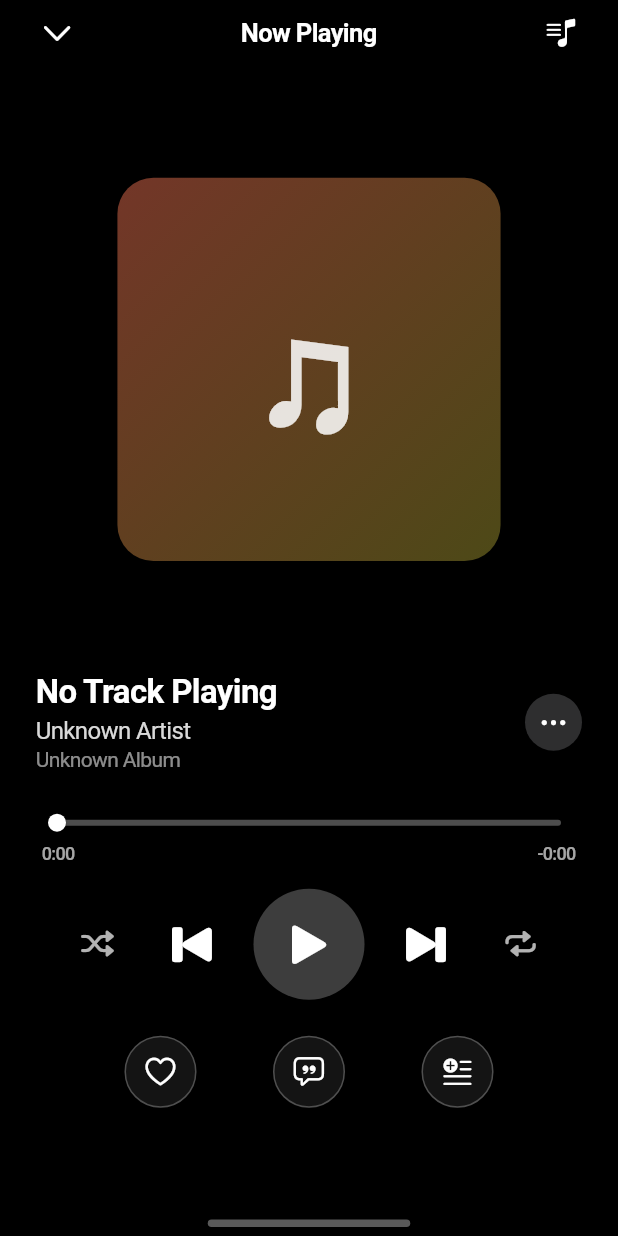
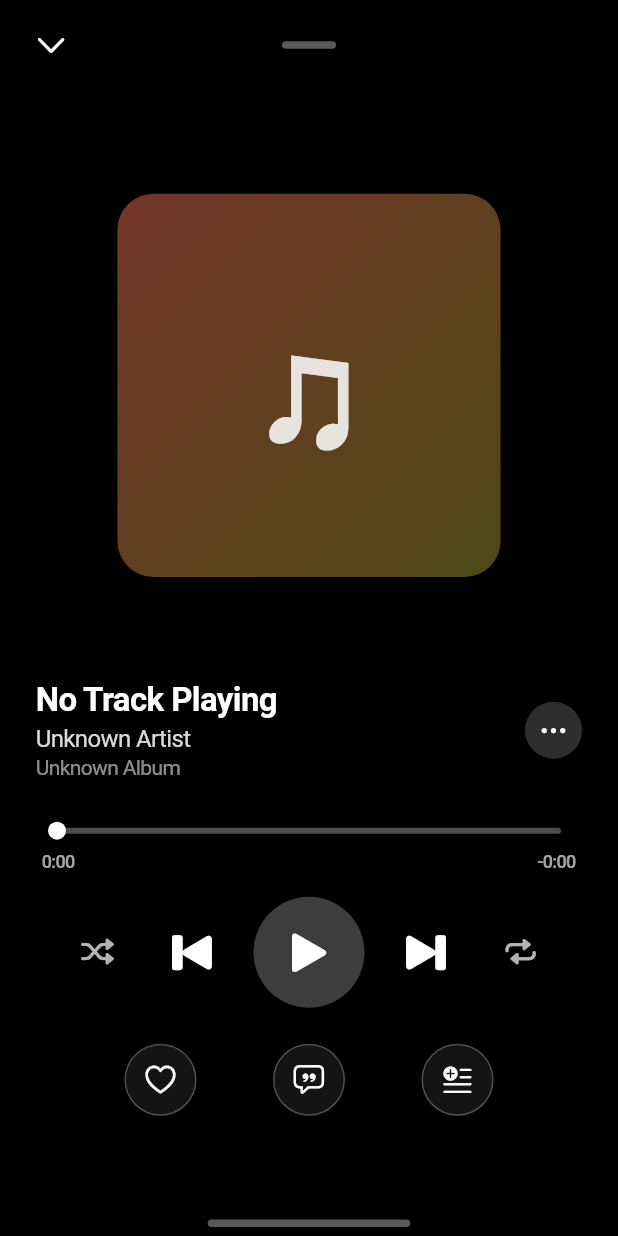
Before and after one commit to blackpirateapps/musii, a Flutter app: the NowPlayingPage screen opened by its route, on a phone screen of 412 x 824 dp. Run offline on Flutter 3.47's test engine with Material 3 defaults, Android fonts, the phone set to English and light mode, and no system bars; our stand-ins replace audio_service, connectivity_plus, drift, flutter_riverpod, go_router, google_sign_in and 3 more; missing offline and left inert: audio_metadata_reader, audio_session, googleapis; accounts and stored records are empty; generated files the repository leaves out were written again; statements that could not run were skipped.

Commit message:
feat(playback): redesign Now Playing top bar and add interactive pull-down to minimize

```diff
--- a/lib/features/playback/presentation/pages/now_playing_page.dart
+++ b/lib/features/playback/presentation/pages/now_playing_page.dart
@@ -32,9 +32,80 @@ class NowPlayingPage extends ConsumerStatefulWidget {
   ConsumerState<NowPlayingPage> createState() => _NowPlayingPageState();
 }
 
-class _NowPlayingPageState extends ConsumerState<NowPlayingPage> {
+class _NowPlayingPageState extends ConsumerState<NowPlayingPage>
+    with SingleTickerProviderStateMixin {
   bool _isScrubbing = false;
   double _scrubValue = 0.0;
+
+  AnimationController? _dismissController;
+  Animation<double>? _dismissAnimation;
+  double _dragOffset = 0.0;
+
+  @override
+  void initState() {
+    super.initState();
+    _dismissController = AnimationController(
+      vsync: this,
+      duration: const Duration(milliseconds: 250),
+    );
+  }
+
+  @override
+  void dispose() {
+    _dismissController?.dispose();
+    super.dispose();
+  }
+
+  void _onVerticalDragStart(DragStartDetails details) {
+    _dismissController?.stop();
+  }
+
+  void _onVerticalDragUpdate(DragUpdateDetails details) {
+    if (details.primaryDelta == null) return;
+    setState(() {
+      _dragOffset = max(0.0, _dragOffset + details.primaryDelta!);
+    });
+  }
+
+  void _onVerticalDragEnd(DragEndDetails details) {
+    final velocity = details.primaryVelocity ?? 0.0;
+
+    // Swipe up to open queue when at top
+    if (_dragOffset == 0.0 && velocity < -300) {
+      showQueueSheet(context);
+      return;
+    }
+
+    // Dismiss if pulled down past 120px or flicked downwards
+    if (velocity > 300 || _dragOffset > 120) {
+      Navigator.of(context).pop();
+    } else {
+      _animateBack();
+    }
+  }
+
+  void _animateBack() {
+    final start = _dragOffset;
+    if (start == 0.0) return;
+    _dismissController?.reset();
+    _dismissAnimation = Tween<double>(begin: start, end: 0.0).animate(
+      CurvedAnimation(
+        parent: _dismissController!,
+        curve: Curves.easeOutCubic,
+      ),
+    )..addListener(() {
+        setState(() {
+          _dragOffset = _dismissAnimation!.value;
+        });
+      });
+    _dismissController?.forward().then((_) {
+      if (mounted) {
+        setState(() {
+          _dragOffset = 0.0;
+        });
+      }
+    });
+  }
 
   String _formatDuration(Duration d) {
     final minutes = d.inMinutes;
@@ -74,43 +145,21 @@ class _NowPlayingPageState extends ConsumerState<NowPlayingPage> {
 
     return CupertinoPageScaffold(
       backgroundColor: CupertinoColors.black,
-      navigationBar: CupertinoNavigationBar(
-        backgroundColor: CupertinoColors.transparent,
-        border: null,
-        leading: CupertinoButton(
-          padding: EdgeInsets.zero,
-          onPressed: () => Navigator.of(context).pop(),
-          child: const Icon(
-            CupertinoIcons.chevron_down,
-            size: 24,
-            color: CupertinoColors.white,
-          ),
-        ),
-        middle: const Text(
-          'Now Playing',
-          style: TextStyle(
-            color: CupertinoColors.white,
-            fontSize: 17,
-            fontWeight: FontWeight.w600,
-          ),
-        ),
-        trailing: CupertinoButton(
-          padding: EdgeInsets.zero,
-          onPressed: () => showQueueSheet(context),
-          child: const Icon(
-            CupertinoIcons.music_note_list,
-            size: 22,
-            color: CupertinoColors.white,
-          ),
-        ),
-      ),
+      child: GestureDetector(
+        behavior: HitTestBehavior.translucent,
+        onVerticalDragStart: _onVerticalDragStart,
+        onVerticalDragUpdate: _onVerticalDragUpdate,
+        onVerticalDragEnd: _onVerticalDragEnd,
+        child: Transform.translate(
+          offset: Offset(0, _dragOffset),
           child: Stack(
             children: [
               // 1. Blurred Backdrop from current artwork
               if (track?.artworkPath != null &&
                   File(track!.artworkPath!).existsSync())
                 Positioned.fill(
-              child: Image.file(File(track.artworkPath!), fit: BoxFit.cover),
+                  child:
+                      Image.file(File(track.artworkPath!), fit: BoxFit.cover),
                 ),
               Positioned.fill(
                 child: BackdropFilter(
@@ -131,32 +180,64 @@ class _NowPlayingPageState extends ConsumerState<NowPlayingPage> {
                 ),
               ),
 
-          // 2. Main Content with Gestures
+              // 2. Main Content
               SafeArea(
-            child: GestureDetector(
-              onVerticalDragEnd: (details) {
-                // Swipe down to dismiss
-                if (details.primaryVelocity != null &&
-                    details.primaryVelocity! > 300) {
-                  Navigator.of(context).pop();
-                }
-                // Swipe up to open queue
-                else if (details.primaryVelocity != null &&
-                    details.primaryVelocity! < -300) {
-                  showQueueSheet(context);
-                }
-              },
                 child: LayoutBuilder(
                   builder: (context, constraints) {
                     return SingleChildScrollView(
-                    physics: const ClampingScrollPhysics(),
+                      physics: const NeverScrollableScrollPhysics(),
                       child: ConstrainedBox(
                         constraints: BoxConstraints(
                           minHeight: constraints.maxHeight,
+                          maxHeight: constraints.maxHeight,
                         ),
-                      child: IntrinsicHeight(
                         child: Column(
                           children: [
+                            // Minimalist Apple Music-style Top Bar
+                            Padding(
+                              padding: const EdgeInsets.symmetric(
+                                horizontal: AppSpacing.sm,
+                                vertical: AppSpacing.xs,
+                              ),
+                              child: Row(
+                                mainAxisAlignment:
+                                    MainAxisAlignment.spaceBetween,
+                                crossAxisAlignment: CrossAxisAlignment.center,
+                                children: [
+                                  // Left: Dismiss Chevron
+                                  CupertinoButton(
+                                    padding: EdgeInsets.zero,
+                                    minSize: 44,
+                                    onPressed: () =>
+                                        Navigator.of(context).pop(),
+                                    child: const Icon(
+                                      CupertinoIcons.chevron_down,
+                                      size: 24,
+                                      color: CupertinoColors.white,
+                                    ),
+                                  ),
+
+                                  // Center: Sheet Grabber Pill
+                                  Container(
+                                    width: 36,
+                                    height: 5,
+                                    decoration: BoxDecoration(
+                                      color: CupertinoColors.white
+                                          .withOpacity(0.35),
+                                      borderRadius:
+                                          BorderRadius.circular(2.5),
+                                    ),
+                                  ),
+
+                                  // Right: Balanced spacer to ensure the grabber is perfectly centered
+                                  const SizedBox(
+                                    width: 44,
+                                    height: 44,
+                                  ),
+                                ],
+                              ),
+                            ),
+
                             const Spacer(flex: 1),
 
                             // Floating Artwork with Left/Right Swipe Gestures
@@ -635,13 +716,13 @@ class _NowPlayingPageState extends ConsumerState<NowPlayingPage> {
                           ],
                         ),
                       ),
-                    ),
                     );
                   },
                 ),
               ),
+            ],
           ),
-        ],
+        ),
       ),
     );
   }
```
Also changed, not shown: 2 other files. Lines whose indentation alone changed are shown as unchanged.
